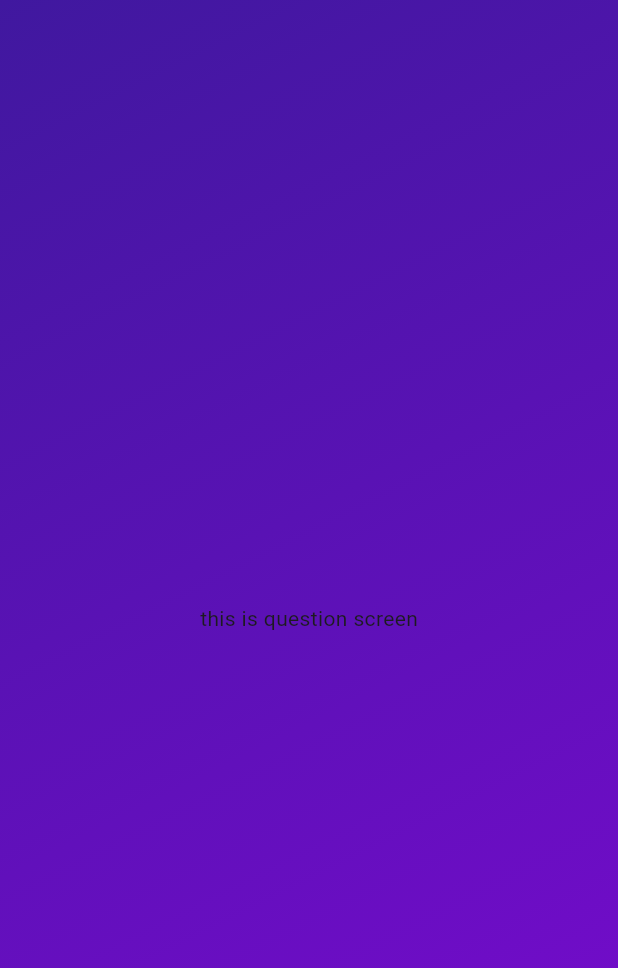
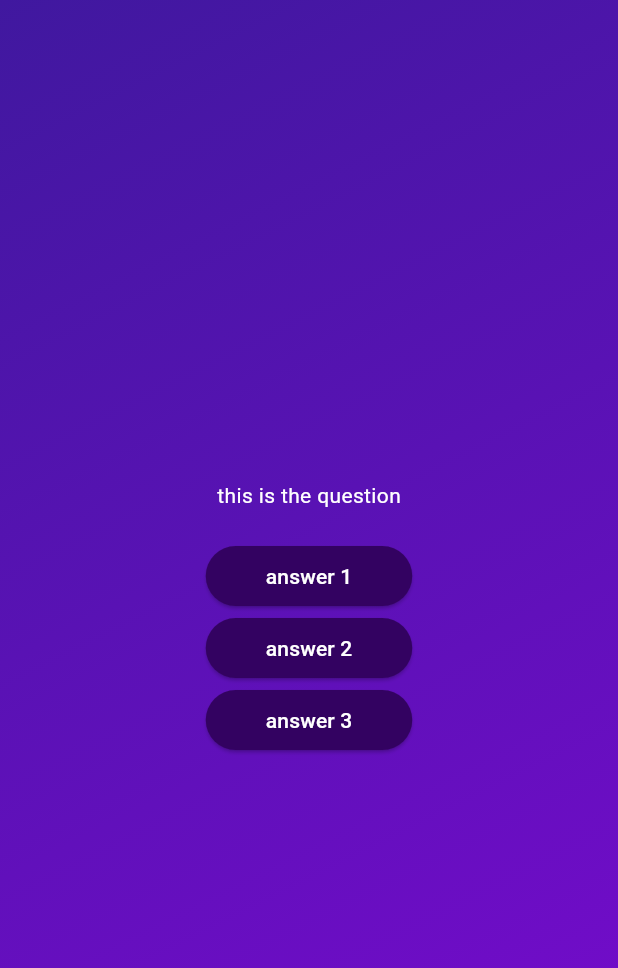
Before and after one commit to Yasithprimal/Quiz-App, a Flutter app: the screen it shows after launch, after a tap on "Start quiz", on a phone screen of 412 x 824 dp. Shown: the top 968 px of the screen. Run offline on Flutter 3.47's test engine with Material 3 defaults, Android fonts, the phone set to English and light mode, and no system bars.

Commit message:
worked on buttons

```diff
--- /dev/null
+++ b/lib/answer_button.dart
@@ -0,0 +1,31 @@
+import 'package:flutter/material.dart';
+
+class AnswerButton extends StatelessWidget {
+  const AnswerButton({
+    super.key,
+    required this.answerText,
+    required this.onTap,
+  });
+
+  final String answerText;
+  final void Function() onTap;
+
+  @override
+  Widget build(BuildContext context) {
+    return ElevatedButton(
+      onPressed: onTap,
+      style: ElevatedButton.styleFrom(
+        padding: const EdgeInsets.symmetric(
+          horizontal: 40,
+          vertical: 10,
+        ),
+        foregroundColor: Colors.white,
+        backgroundColor: const Color.fromARGB(255, 51, 2, 97),
+        shape: RoundedRectangleBorder(
+          borderRadius: BorderRadius.circular(40),
+        ),
+      ),
+      child: Text(answerText),
+    );
+  }
+}
--- a/lib/question_screen.dart
+++ b/lib/question_screen.dart
@@ -1,4 +1,5 @@
 import 'package:flutter/material.dart';
+import 'package:adv_basics/answer_button.dart';
 
 class QuestionScreen extends StatefulWidget {
   const QuestionScreen({super.key});
@@ -10,6 +11,32 @@ class QuestionScreen extends StatefulWidget {
 class _QuestionScreenState extends State<QuestionScreen> {
   @override
   Widget build(BuildContext context) {
-    return const Center(child: Text('this is question screen'));
+    return SizedBox(
+      width: double.infinity,
+      child: Column(
+        mainAxisAlignment: MainAxisAlignment.center,
+        children: [
+          const Text(
+            'this is the question',
+            style: TextStyle(color: Colors.white),
+          ),
+          const SizedBox(
+            height: 20,
+          ),
+          AnswerButton(
+            onTap: () {},
+            answerText: 'answer 1',
+          ),
+          AnswerButton(
+            onTap: () {},
+            answerText: 'answer 2',
+          ),
+          AnswerButton(
+            onTap: () {},
+            answerText: 'answer 3',
+          ),
+        ],
+      ),
+    );
   }
 }
```
Also changed, not shown: lib/data/questions.dart (added, +52 -0 lines), lib/models/quiz_questions.dart (added, +7 -0 lines).
